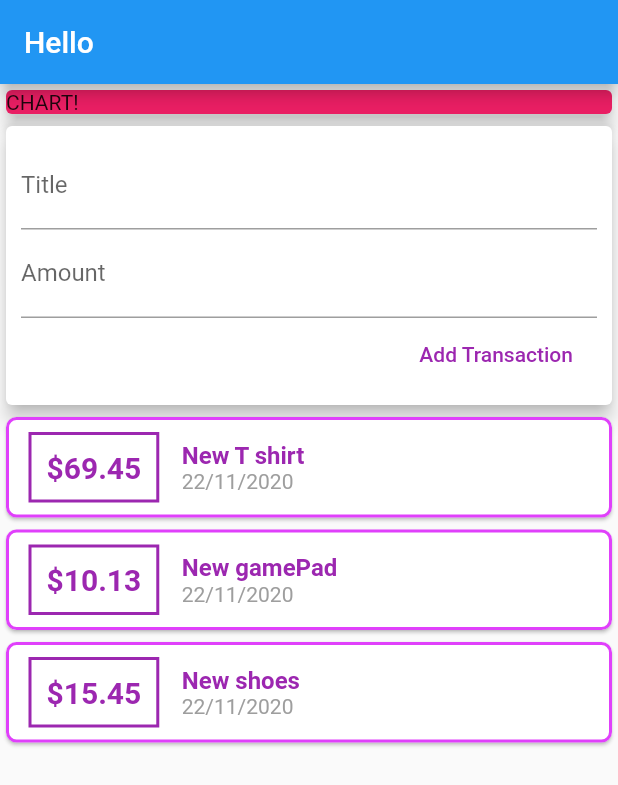
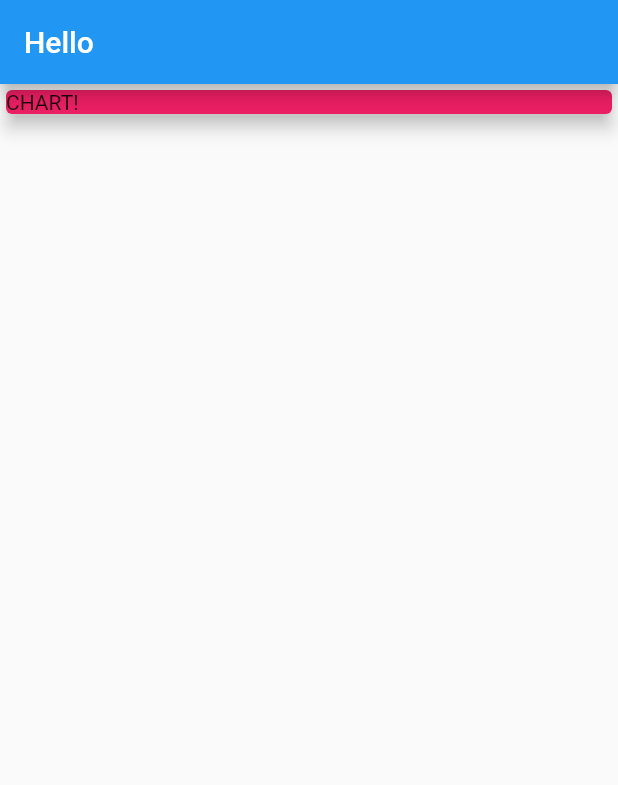
Before and after one commit to bakhanets/personal_expenses, a Flutter app: the screen it shows after launch, on a phone screen of 412 x 824 dp. Shown: the top 785 px of the screen. Run offline on Flutter 3.47's test engine with Material 2 defaults, Android fonts, the phone set to English and light mode, and no system bars.

Commit message:
code refactoring

```diff
--- a/lib/main.dart
+++ b/lib/main.dart
@@ -1,6 +1,7 @@
 import 'package:flutter/material.dart';
-import './transaction.dart';
-import 'package:intl/intl.dart';
+import 'package:personal_expenses/widgets/new_transaction.dart';
+import 'package:personal_expenses/widgets/transaction_list.dart';
+import '';
 
 void main() => runApp(MyApp());
 
@@ -15,17 +16,8 @@ class MyApp extends StatelessWidget {
 }
 
 class MyHomePage extends StatelessWidget {
-  final List<Transaction> transactions = [
-    Transaction(
-        id: 't1', title: 'New T shirt', amount: 69.45, date: DateTime.now()),
-    Transaction(
-        id: 't1', title: 'New gamePad', amount: 10.13, date: DateTime.now()),
-    Transaction(
-        id: 't1', title: 'New shoes', amount: 15.45, date: DateTime.now()),
-  ];
-
-  String titleInput;
-  String amountInput;
+  final titleController = TextEditingController();
+  final amountController = TextEditingController();
 
   @override
   Widget build(BuildContext context) {
@@ -34,9 +26,7 @@ class MyHomePage extends StatelessWidget {
           title: Text('Hello'),
         ),
         body: Column(
-          //mainAxisAlignment: MainAxisAlignment.start,
           crossAxisAlignment: CrossAxisAlignment.stretch,
-
           children: <Widget>[
             Container(
               width: double.infinity,
@@ -46,95 +36,7 @@ class MyHomePage extends StatelessWidget {
                 elevation: 5,
               ),
             ),
-            Card(
-              elevation: 5,
-              child: Container(
-                padding: EdgeInsets.all(10),
-                child: Column(
-                  crossAxisAlignment: CrossAxisAlignment.end,
-                  children: <Widget>[
-                    TextField(
-                      decoration: InputDecoration(
-                        labelText: 'Title',
-                      ),
-                      onChanged: (value) {
-                        titleInput = value;
-                      },
-                    ),
-                    TextField(
-                      decoration: InputDecoration(
-                        labelText: 'Amount',
-                      ),
-                      onChanged: (value) {
-                        amountInput = value;
-                      },
-                    ),
-                    FlatButton(
-                      child: Text('Add Transaction'),
-                      textColor: Colors.purple,
-                      onPressed: () {},
-                    )
-                  ],
-                ),
-              ),
-            ),
-            Column(
-              children: transactions.map((tx) {
-                return Container(
-                  child: Card(
-                    shape: new RoundedRectangleBorder(
-                      side: new BorderSide(
-                          color: Colors.purpleAccent, width: 2.0),
-                      borderRadius: BorderRadius.circular(7.0),
-                    ),
-                    child: Row(
-                      children: <Widget>[
-                        Container(
-                          child: Text(
-                            '\$${tx.amount}',
-                            style: TextStyle(
-                              fontWeight: FontWeight.bold,
-                              fontSize: 20,
-                              color: Colors.purple,
-                            ),
-                          ),
-                          margin: EdgeInsets.symmetric(
-                            vertical: 10,
-                            horizontal: 15,
-                          ),
-                          decoration: BoxDecoration(
-                            border: Border.all(
-                              color: Colors.purple,
-                              width: 2,
-                            ),
-                          ),
-                          padding: EdgeInsets.all(10),
-                        ),
-                        Column(
-                          crossAxisAlignment: CrossAxisAlignment.start,
-                          children: <Widget>[
-                            Text(
-                              tx.title,
-                              style: TextStyle(
-                                fontWeight: FontWeight.bold,
-                                fontSize: 16,
-                                color: Colors.purple,
-                              ),
-                            ),
-                            Text(
-                              DateFormat('d/M/y').format(tx.date),
-                              style: TextStyle(
-                                color: Colors.grey,
-                              ),
-                            )
-                          ],
-                        )
-                      ],
-                    ),
-                  ),
-                );
-              }).toList(),
-            )
+
           ],
         ));
   }
```
Also changed, not shown: lib/widgets/new_transaction.dart (added, +40 -0 lines), lib/widgets/transaction_list.dart (added, +73 -0 lines), lib/widgets/user_transaction.dart (added, +38 -0 lines), lib/models/transaction.dart (renamed from lib/transaction.dart).
